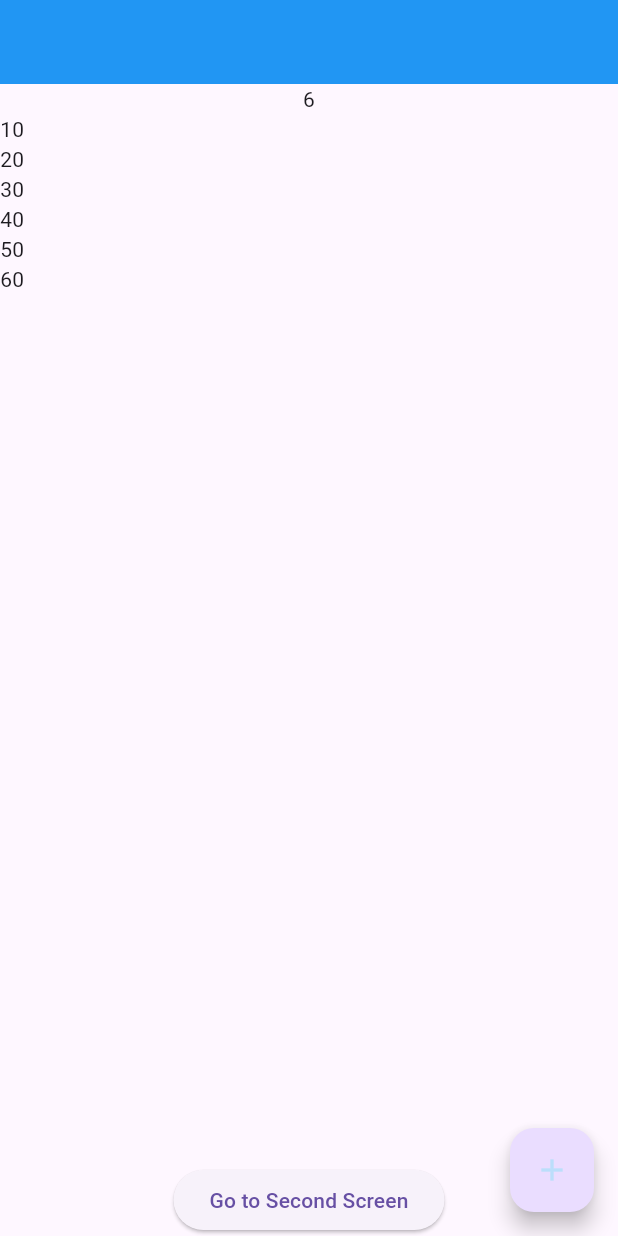
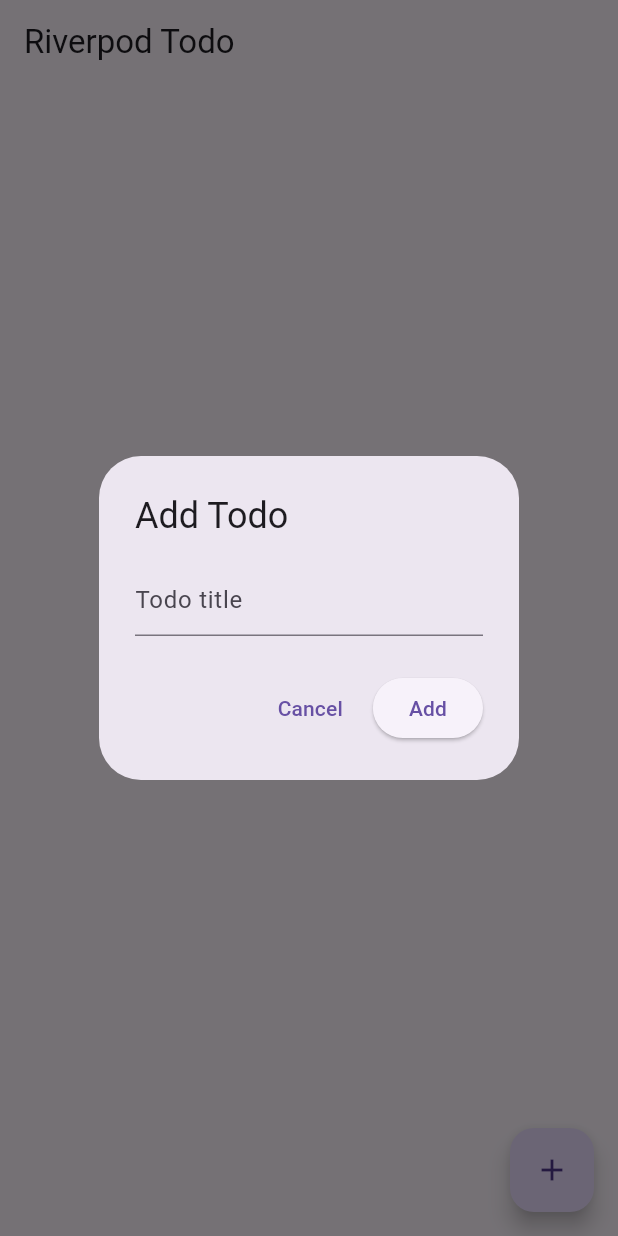
Before and after one commit to yahyeabdinasir/advanced-firebase-project-, a Flutter app: the screen it shows after launch, after a tap on the "add" icon, on a phone screen of 412 x 824 dp. Run offline on Flutter 3.47's test engine with Material 3 defaults, Android fonts, the phone set to English and light mode, and no system bars; our stand-ins replace flutter_riverpod.

Commit message:
implemented the todo using riverpood

```diff
--- /dev/null
+++ b/lib/models/todo.dart
@@ -0,0 +1,33 @@
+class Todo {
+  Todo({required this.id, required this.title, required this.completed});
+
+  final String id;
+  final String title;
+  final bool completed;
+
+  // Instead of changing an object directly:   todo.completed = true; // ❌
+  // We create a new object:
+
+  // final updated = todo.copyWith(completed: true);
+
+  // This keeps our state immutable, which is the recommended pattern in Riverpod
+  Todo copyWith({String? id, String? title, bool? completed}) {
+    return Todo(
+      id: id ?? this.id,
+      title: title ?? this.title,
+      completed: completed ?? this.completed,
+    );
+  }
+
+  factory Todo.fromJson(Map<String, dynamic> json) => Todo(
+    id: json['id'] as String,
+    title: json['title'] as String,
+    completed: json['completed'] as bool,
+  );
+
+  Map<String, dynamic> tojson() => {
+    'id': id,
+    'title': title,
+    'completed': completed,
+  };
+}
--- /dev/null
+++ b/lib/notifiers/todo_notifiers.dart
@@ -0,0 +1,49 @@
+import 'package:advanced_firebase/models/todo.dart';
+import 'package:flutter_riverpod/legacy.dart';
+
+// - [addListener], to manually listen to a [StateNotifier]
+class TodoNotifier extends StateNotifier<List<Todo>>  {
+  TodoNotifier() : super([]);
+
+  void addTodo(String title) {
+    // - [state], to internally read and update the value exposed.
+    final todo = Todo(
+      id: DateTime.now().millisecondsSinceEpoch.toString(),
+
+      title: title,
+      completed: false,
+    );
+
+    state = [...state, todo];
+  }
+
+
+
+  void removeTodo(String id) {
+    state = state.where((delelteItem) => delelteItem.id != id).toList();
+  }
+
+
+  void ToggleTodo(String id) {
+    state = state.map((todo) {
+      if (todo.id == id) {
+        return todo.copyWith(
+          completed : !todo.completed
+        );
+      } return todo;
+    }).toList();
+  }
+
+
+
+  void updateTodo(String id , String NewTitle) {
+    state = state.map((todo) {
+      if (todo.id == id) {
+        return todo.copyWith(
+          title : NewTitle
+        );
+      }; return todo;
+    }).toList();
+  }
+
+}
--- a/lib/providers/numbers_provider.dart
+++ /dev/null
@@ -1,24 +0,0 @@
-import 'package:flutter_riverpod/flutter_riverpod.dart';
-
-/// Owns the shared number list for Home + Second screen.
-///
-/// Why Notifier (not setState)?
-/// - State lives outside any single widget
-/// - Any screen can read/update it with `ref`
-/// - Every listener rebuilds when `state` changes
-class NumbersNotifier extends Notifier<List<int>> {
-  @override
-  // Inside "build", we return the initial state of the counter.
-  List<int> build() => [1, 2, 3, 4, 5];
-
-  void increment() {
-    // Replace state with a new list (immutable update).
-    // Riverpod notifies listeners only when you assign to `state`.
-    state = [...state, state.last + 1];
-  }
-}
-
-/// Global access point for the list.
-/// Both screens watch/read this same provider — no passing lists via constructors.
-final numbersProvider =
-    NotifierProvider<NumbersNotifier, List<int>>(NumbersNotifier.new);
--- /dev/null
+++ b/lib/providers/todo_provider.dart
@@ -0,0 +1,8 @@
+
+
+
+import 'package:advanced_firebase/models/todo.dart';
+import 'package:advanced_firebase/notifiers/todo_notifiers.dart';
+import 'package:flutter_riverpod/legacy.dart';
+
+final todoProvider = StateNotifierProvider<TodoNotifier , List<Todo>>((ref) => TodoNotifier());
--- a/lib/screen/home_screen.dart
+++ b/lib/screen/home_screen.dart
@@ -1,50 +1,119 @@
-import 'package:advanced_firebase/providers/numbers_provider.dart';
-import 'package:advanced_firebase/screen/secound_Screen.dart';
+import 'package:advanced_firebase/services/todo_title.dart';
+import 'package:advanced_firebase/widget/lib/widgets/add_todo_dialog.dart';
 import 'package:flutter/material.dart';
 import 'package:flutter_riverpod/flutter_riverpod.dart';
 
-/// ConsumerWidget = StatelessWidget + access to `ref`.
+import '../providers/todo_provider.dart';
+
+
 class HomeScreen extends ConsumerWidget {
   const HomeScreen({super.key});
 
   @override
+
+//   WidgetRef is a class provided by Riverpod.
+// It contains methods like watch, read, and listen that allow you to interact with providers and manage state in your Flutter application.
   Widget build(BuildContext context, WidgetRef ref) {
-    // watch → rebuild this widget when numbersProvider changes
-    final numbers = ref.watch(numbersProvider);
+
+
+
+
+    // ref it is the way to access the provider in Riverpod .
+    // it allow you to read and watch the state of the provider
+    // and also it's used to interact with the state of the provider and rebuild the widget when the state changes
+
+    //  so ref it comes when we need to interact or talk to the proivider and also to rebuild the widget when the state changes
+    final todos = ref.watch(todoProvider);
 
     return Scaffold(
-      appBar: AppBar(backgroundColor: Theme.of(context).primaryColor),
-      body: Column(
-        children: [
-          Text(numbers.last.toString()),
-          Expanded(
-            child: ListView.builder(
-              itemCount: numbers.length,
-              itemBuilder: (context, index) {
-                return Text((numbers[index] * 10).toString());
+      appBar: AppBar(
+        title: const Text("Riverpod Todo"),
+      ),
+      body: todos.isEmpty
+          ? const Center(
+              child: Text("No Todos"),
+            )
+          : ListView.builder(
+              itemCount: todos.length,
+              itemBuilder: (_, index) {
+                final todo = todos[index];
+
+                return TodoTile(
+                  todo: todo,
+                  onDelete: () {
+                    ref
+                        .read(todoProvider.notifier)
+                        .removeTodo(todo.id);
                   },
+                  onToggle: () {
+                    ref
+                        .read(todoProvider.notifier)
+                        .ToggleTodo(todo.id);
+                  },
+                  onEdit: () async {
+                    final controller =
+                        TextEditingController(
+                      text: todo.title,
+                    );
+
+                    final result =
+                        await showDialog<String>(
+                      context: context,
+                      builder: (_) => AlertDialog(
+                        title: const Text("Edit Todo"),
+                        content: TextField(
+                          controller: controller,
                         ),
+                        actions: [
+                          TextButton(
+                            onPressed: () =>
+                                Navigator.pop(context),
+                            child: const Text("Cancel"),
                           ),
                           ElevatedButton(
                             onPressed: () {
-              // No list passed — Second screen reads the same provider.
-              Navigator.push(
+                              Navigator.pop(
                                 context,
-                MaterialPageRoute(
-                  builder: (context) => const SecoundScreen(),
-                ),
+                                controller.text,
                               );
                             },
-            child: const Text('Go to Second Screen'),
+                            child: const Text("Save"),
                           ),
                         ],
                       ),
-      floatingActionButton: FloatingActionButton(
-        onPressed: () {
-          // read → call a method without creating an extra rebuild subscription
-          ref.read(numbersProvider.notifier).increment();
+                    );
+
+                    if (result != null &&
+                        result.trim().isNotEmpty) {
+                      ref
+                          .read(todoProvider.notifier)
+                          .updateTodo(
+                            todo.id,
+                            result,
+                          );
+                    }
                   },
-        child: Icon(Icons.add, color: Theme.of(context).primaryColorLight),
+                );
+              },
+            ),
+      floatingActionButton:
+          FloatingActionButton(
+        child: const Icon(Icons.add),
+        onPressed: () async {
+          final title =
+              await showDialog<String>(
+            context: context,
+            builder: (_) =>
+                const AddTodoDialog(),
+          );
+
+          if (title != null &&
+              title.trim().isNotEmpty) {
+            ref
+                .read(todoProvider.notifier)
+                .addTodo(title);
+          }
+        },
       ),
     );
   }
--- /dev/null
+++ b/lib/widget/lib/widgets/add_todo_dialog.dart
@@ -0,0 +1,37 @@
+import 'package:flutter/material.dart';
+
+class AddTodoDialog extends StatefulWidget {
+  const AddTodoDialog({super.key});
+
+  @override
+  State<AddTodoDialog> createState() => _AddTodoDialogState();
+}
+
+class _AddTodoDialogState extends State<AddTodoDialog> {
+  final controller = TextEditingController();
+
+  @override
+  Widget build(BuildContext context) {
+    return AlertDialog(
+      title: const Text("Add Todo"),
+      content: TextField(
+        controller: controller,
+        decoration: const InputDecoration(
+          hintText: "Todo title",
+        ),
+      ),
+      actions: [
+        TextButton(
+          onPressed: () => Navigator.pop(context),
+          child: const Text("Cancel"),
+        ),
+        ElevatedButton(
+          onPressed: () {
+            Navigator.pop(context, controller.text);
+          },
+          child: const Text("Add"),
+        ),
+      ],
+    );
+  }
+}
```
Also changed, not shown: lib/screen/secound_Screen.dart (deleted, +0 -36 lines), lib/services/local_prefs_service.dart (deleted, +0 -15 lines), lib/services/todo_title.dart (added, +50 -0 lines), 1 other file. Lines whose indentation alone changed are shown as unchanged.
